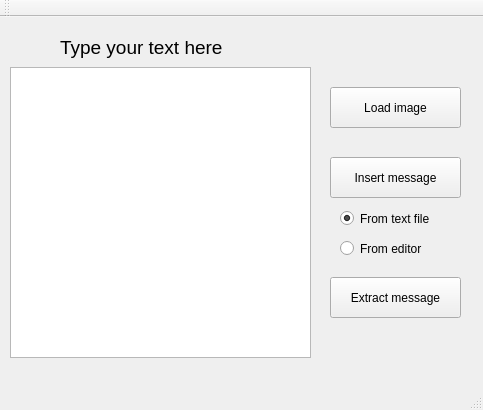
Old version of the form mainwindow.ui in the repository Kravlalala/LSB.
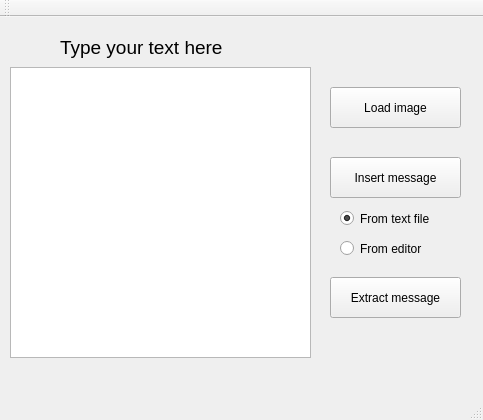
New version of the form.

Diff of the .ui file:
```diff
--- a/mainwindow.ui
+++ b/mainwindow.ui
@@ -7,7 +7,7 @@
     <x>0</x>
     <y>0</y>
     <width>483</width>
-    <height>410</height>
+    <height>420</height>
    </rect>
   </property>
   <property name="windowTitle">
```
Left out of the diff: 13 changed lines with no effect on the pictures.
